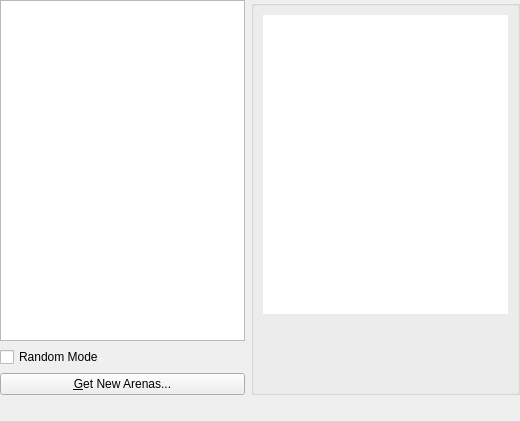
First picture: the form in src/config/arenaselector.ui, repository KDE/granatier, before the edit.
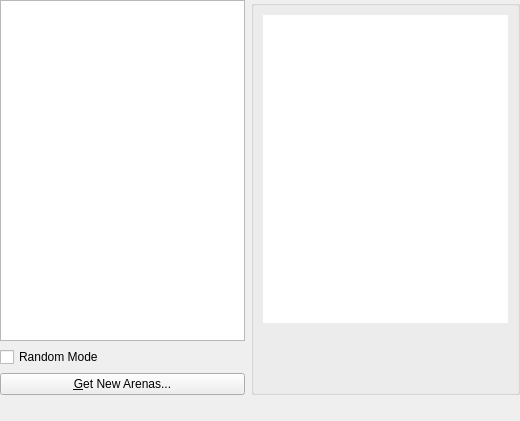
Second picture: the form after the edit.

Commit message: Drop hardcoded non-zero spacing from UIs

Patch:
```diff
--- a/src/config/arenaselector.ui
+++ b/src/config/arenaselector.ui
@@ -55,9 +55,6 @@
         </sizepolicy>
        </property>
        <layout class="QGridLayout" name="gridLayout">
-        <property name="spacing">
-         <number>9</number>
-        </property>
         <item row="1" column="1">
          <widget class="QLabel" name="arenaDescription">
           <property name="sizePolicy">
```
